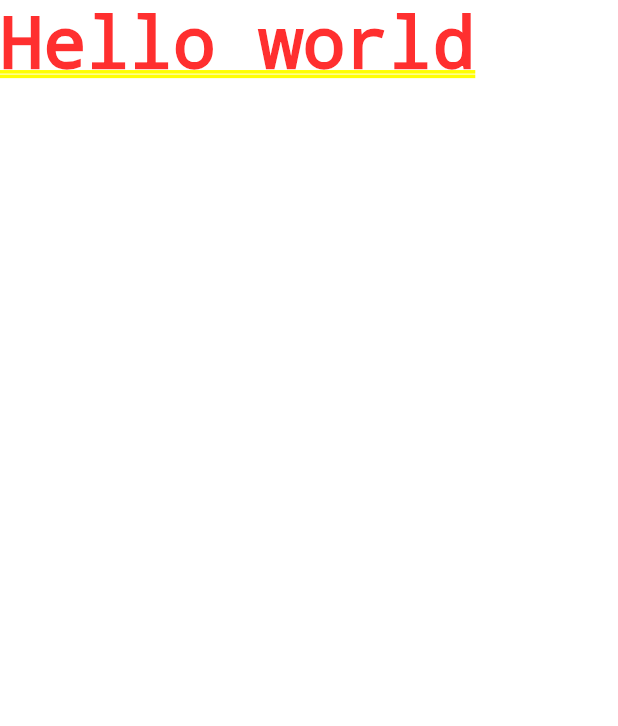
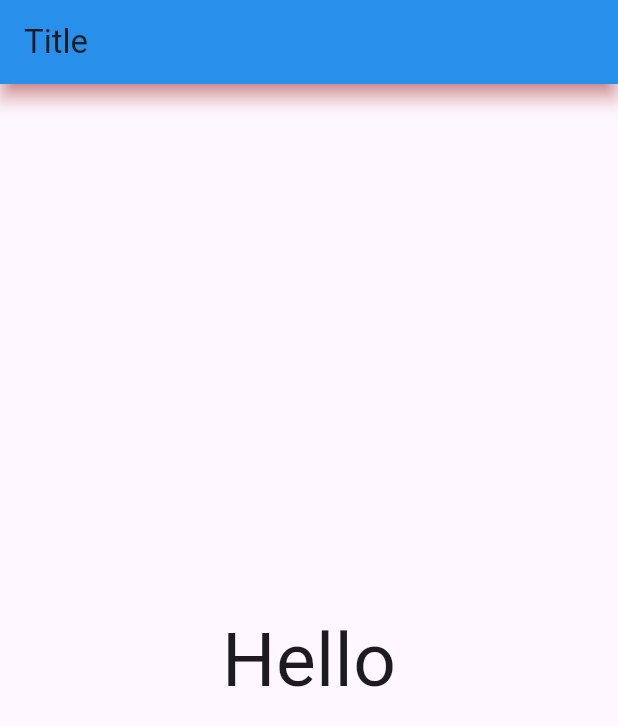
Before and after one commit to systemry420/first-flutter-app, a Flutter app: the screen it shows after launch, on a phone screen of 412 x 824 dp. Shown: the top 726 px of the screen. Run offline on Flutter 3.47's test engine with Material 3 defaults, Android fonts, the phone set to English and light mode, and no system bars.

Commit message:
add Scaffold container

```diff
--- a/lib/main.dart
+++ b/lib/main.dart
@@ -7,6 +7,19 @@ class MyApp extends StatelessWidget {
 
   @override
   Widget build(BuildContext context) {
-    return const MaterialApp(home: Text('Hello world'),);
+    return MaterialApp(
+        home: Scaffold(
+      appBar: AppBar(
+        title: const Text('Title'),
+        backgroundColor: Colors.blue,
+        shadowColor: Colors.red,
+        elevation: 5,
+      ),
+      body: const Center(
+          child: Text(
+        'Hello',
+        style: TextStyle(fontSize: 50),
+      )),
+    ));
   }
 }
```
Also changed, not shown: 1 other file.
